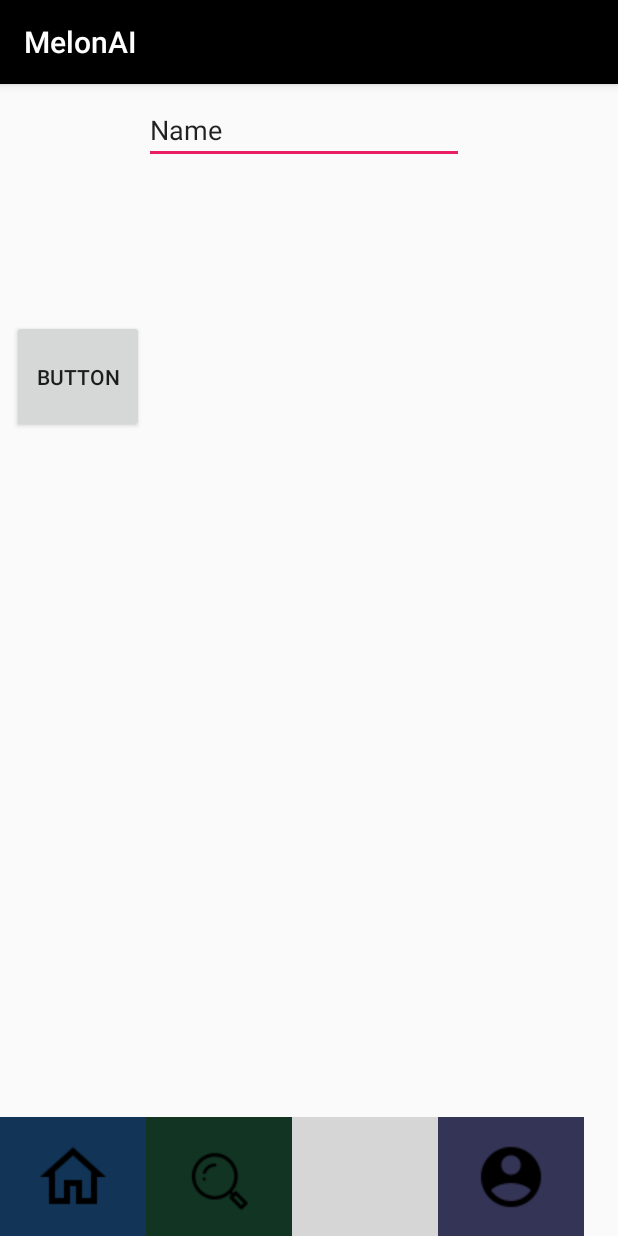
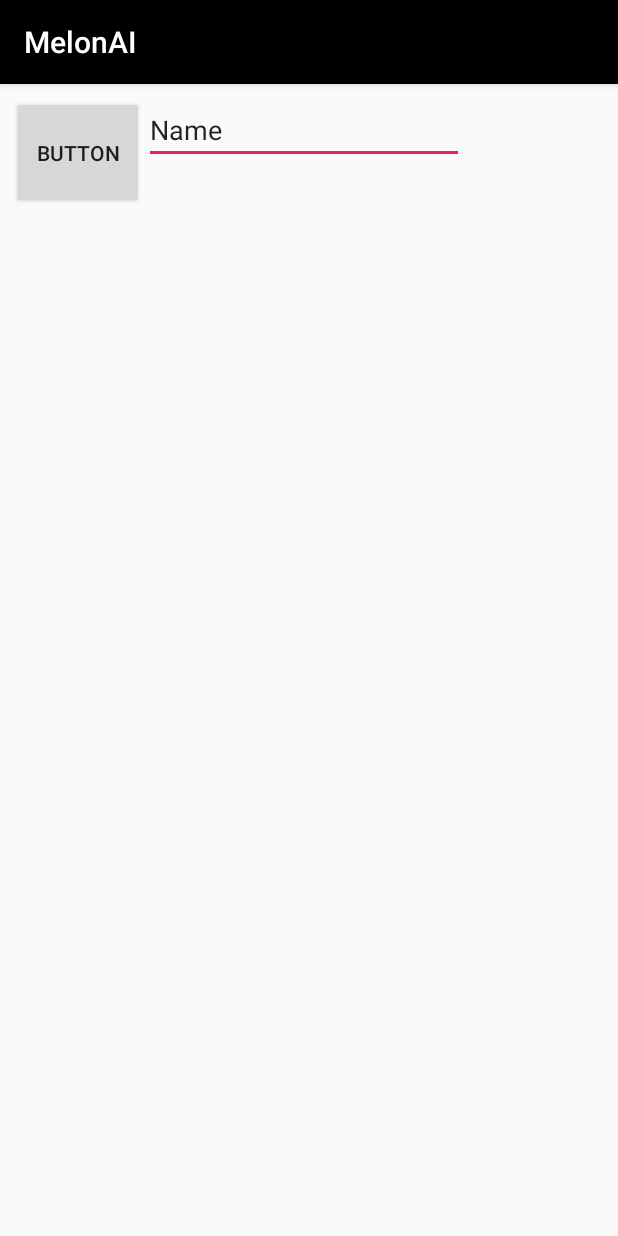
Before and after one commit to manishshah0610/Melon_AI, an Android app: the Notepad screen opened directly, with no data from a screen before it, on a phone screen of 412 x 824 dp. Run offline under Robolectric (Android 15) with nearby library versions, the phone set to English and light mode, and no system bars; grey boxes are pictures that could not be loaded.

Commit message:
Updated button

```diff
--- a/app/src/main/java/com/example/android/my_app/MyAdapter.java
+++ b/app/src/main/java/com/example/android/my_app/MyAdapter.java
@@ -164,9 +164,10 @@ public class MyAdapter extends RecyclerView.Adapter<MyAdapter.MyViewHolder> {
             try {
                 boolean i = titleFilenameMap.createNewFile();
                 if (i) {
-                    Toast.makeText(con, "Failed to open myMapFile", Toast.LENGTH_SHORT).show();
-                    return false;
+                    //Toast.makeText(con, "myMapFile just created", Toast.LENGTH_SHORT).show();
+                    //return false;
                 }
+                return true;
             }
             catch (IOException e) {
                 Toast.makeText(con, "Failed to open myMapsFile here 1", Toast.LENGTH_SHORT).show();
--- a/app/src/main/java/com/example/android/my_app/Notes.java
+++ b/app/src/main/java/com/example/android/my_app/Notes.java
@@ -79,8 +79,7 @@ public class Notes extends AppCompatActivity {
                 intent.putExtra("first_open",true);
                 startActivityForResult(intent,1);
             }
-                                                  }
-        );
+        });
     }
     Integer file_pos;
     protected void onActivityResult(int requestCode,int resultCode,Intent data) {
--- a/app/src/main/res/layout/activity_note_window.xml
+++ b/app/src/main/res/layout/activity_note_window.xml
@@ -69,4 +69,6 @@
         app:layout_constraintTop_toTopOf="parent"
         app:srcCompat="@android:drawable/ic_menu_save" />
 
+
+
 </android.support.constraint.ConstraintLayout>
--- a/app/src/main/res/layout/activity_notepad.xml
+++ b/app/src/main/res/layout/activity_notepad.xml
@@ -1,5 +1,5 @@
 <?xml version="1.0" encoding="utf-8"?>
-<LinearLayout xmlns:android="http://schemas.android.com/apk/res/android"
+<RelativeLayout xmlns:android="http://schemas.android.com/apk/res/android"
     android:layout_width="match_parent"
     android:layout_height="match_parent"
     xmlns:app="http://schemas.android.com/apk/res-auto"
@@ -40,57 +40,4 @@
         app:layout_constraintStart_toStartOf="parent"
         app:layout_constraintTop_toTopOf="parent" />
 
-
-    <RelativeLayout
-        android:layout_width="match_parent"
-        android:layout_height="wrap_content"
-        android:layout_alignParentStart="true"
-        android:layout_alignParentBottom="true"
-        android:layout_marginStart="0dp"
-        android:layout_marginBottom="0dp"
-        android:orientation="horizontal">
-
-        <ImageButton
-            android:id="@+id/home"
-            android:layout_width="97dp"
-            android:layout_height="79dp"
-            android:layout_alignParentStart="true"
-            android:layout_alignParentBottom="true"
-            android:background="#123456"
-            android:clickable="true"
-            android:onClick="homed"
-            android:src="@drawable/home" />
-
-        <ImageButton
-            android:id="@+id/search"
-            android:layout_width="97dp"
-            android:layout_height="79dp"
-            android:background="#123423"
-            android:layout_toEndOf="@+id/home"
-            android:layout_alignParentBottom="true"
-            android:src="@drawable/search" />
-
-        <ImageButton
-            android:id="@+id/settings"
-            android:layout_width="97dp"
-            android:layout_height="79dp"
-            android:layout_alignParentBottom="true"
-            android:layout_toEndOf="@+id/search"
-            android:background="#E66B6B"
-            android:clickable="true"
-            android:onClick="setting"
-            android:src="@drawable/settings" />
-
-        <ImageButton
-            android:id="@+id/profile"
-            android:layout_width="97dp"
-            android:layout_height="79dp"
-            android:layout_alignParentBottom="true"
-            android:layout_toEndOf="@+id/settings"
-            android:background="#343456"
-            android:src="@drawable/profile" />
-        <!--android:layout_alignParentBottom="true" -->
-
-    </RelativeLayout>
-
-</LinearLayout>
+   </RelativeLayout>
--- a/app/src/main/res/layout/note_view.xml
+++ b/app/src/main/res/layout/note_view.xml
@@ -1,8 +1,4 @@
 <?xml version="1.0" encoding="utf-8"?>
-<LinearLayout
-    xmlns:android="http://schemas.android.com/apk/res/android"
-    android:layout_width="match_parent"
-    android:layout_height="match_parent">
 
     <LinearLayout
     xmlns:android="http://schemas.android.com/apk/res/android"
@@ -31,4 +27,3 @@
     app:srcCompat="@android:drawable/ic_menu_delete" />
 
 </LinearLayout>
-</LinearLayout>
--- a/build.gradle
+++ b/build.gradle
@@ -7,7 +7,7 @@ buildscript {
 
     }
     dependencies {
-        classpath 'com.android.tools.build:gradle:3.3.0'
+        classpath 'com.android.tools.build:gradle:3.3.2'
 
         // NOTE: Do not place your application dependencies here; they belong
         // in the individual module build.gradle files
```
Also changed, not shown: app/build.gradle (+12 -8 lines), app/src/main/AndroidManifest.xml (+20 -3 lines), app/src/main/java/com/example/android/my_app/Alarm.java (+7 -4 lines), app/src/main/java/com/example/android/my_app/BootReceiver.java (added, +12 -0 lines), app/src/main/java/com/example/android/my_app/NoteWindow.java (+4 -18 lines), app/src/main/java/com/example/android/my_app/RingtonePlayingService.java (+40 -5 lines), app/src/main/res/layout/activity_alarm.xml (+66 -46 lines), app/src/main/res/layout/activity_main.xml (+29 -31 lines). Lines whose indentation alone changed are shown as unchanged.
